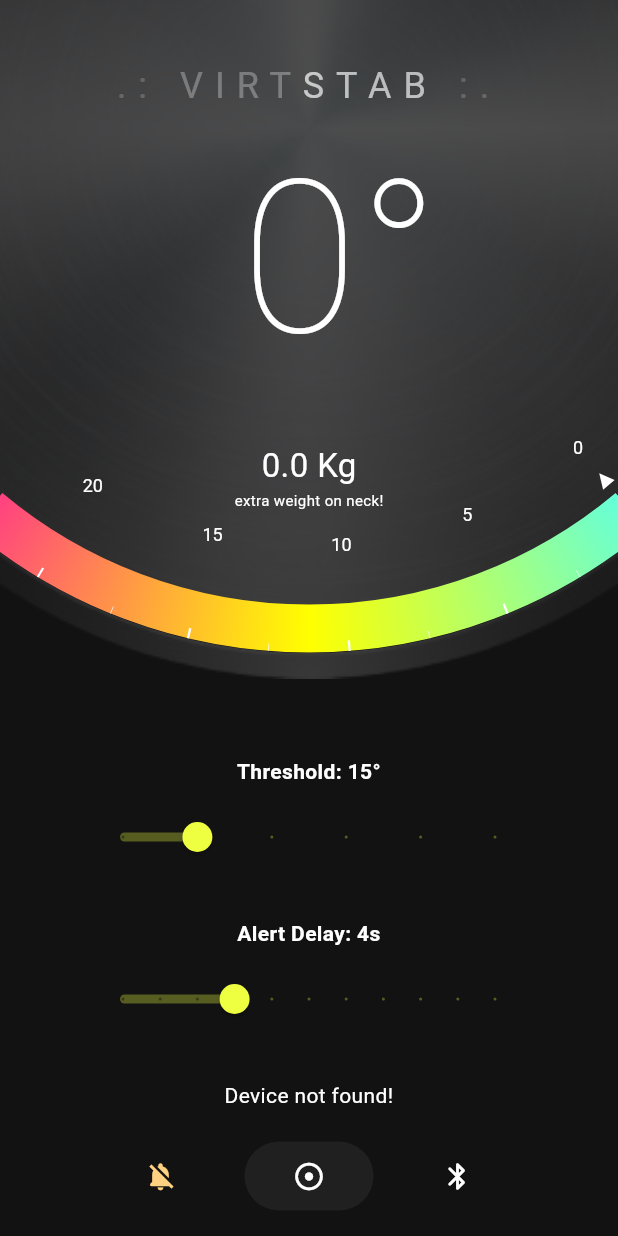
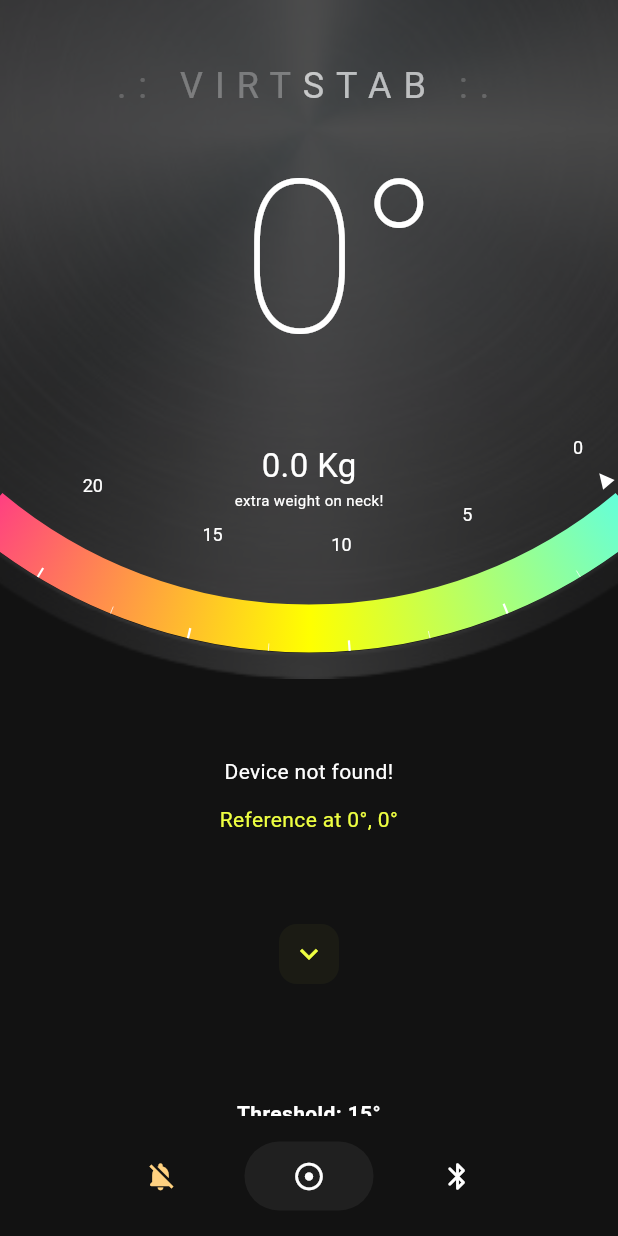
Before and after one commit to hayyaun/stabify, a Flutter app: the screen it shows after launch, after a tap on the "notifications" icon, on a phone screen of 412 x 824 dp. Run offline on Flutter 3.47's test engine with Material 3 defaults, Android fonts, the phone set to English and light mode, and no system bars; drawn by our look-alikes of syncfusion_flutter_gauges; our stand-ins replace audioplayers, flutter_bluetooth_serial, permission_handler.

Commit message:
scroll-down

```diff
--- a/lib/main.dart
+++ b/lib/main.dart
@@ -7,6 +7,7 @@ import 'package:flutter_bluetooth_serial/flutter_bluetooth_serial.dart';
 import 'package:semistab/blue.dart';
 import 'package:semistab/gauge.dart';
 import 'package:semistab/pulse.dart';
+import 'package:semistab/utils.dart';
 
 void main() {
   runApp(const MyApp());
@@ -53,6 +54,8 @@ class MyHomePage extends StatefulWidget {
 }
 
 class _MyHomePageState extends State<MyHomePage> {
+  final ScrollController _scrollController = ScrollController();
+  // config
   double threshold = defaultThreshold;
   int alertDelay = defaultAlertDelay;
   String _message = '';
@@ -83,6 +86,14 @@ class _MyHomePageState extends State<MyHomePage> {
   void dispose() async {
     await disconnectDevice();
     super.dispose();
+  }
+
+  void _scrollToBottom() {
+    _scrollController.animateTo(
+      _scrollController.position.maxScrollExtent,
+      duration: Duration(milliseconds: 300),
+      curve: Curves.easeOut,
+    );
   }
 
   //  Calibration
@@ -238,8 +249,10 @@ class _MyHomePageState extends State<MyHomePage> {
     }
   }
 
+  Color get onSurface => Theme.of(context).colorScheme.onSurface;
+  Color get primary => Theme.of(context).colorScheme.primary;
+
   Widget buildTitle() {
-    final color = Theme.of(context).colorScheme.onSurface;
     return Text.rich(
       textAlign: TextAlign.center,
       TextSpan(
@@ -247,19 +260,23 @@ class _MyHomePageState extends State<MyHomePage> {
         children: [
           TextSpan(
             text: '.: ',
-            style: TextStyle(color: color.withAlpha(50)), // Semi-transparent
+            style: TextStyle(
+              color: onSurface.withAlpha(50),
+            ), // Semi-transparent
           ),
           TextSpan(
             text: 'VIRT',
-            style: TextStyle(color: color.withAlpha(80)), // Blue text
+            style: TextStyle(color: onSurface.withAlpha(80)), // Blue text
           ),
           TextSpan(
             text: 'STAB',
-            style: TextStyle(color: color.withAlpha(180)), // Blue text
+            style: TextStyle(color: onSurface.withAlpha(180)), // Blue text
           ),
           TextSpan(
             text: ' :.',
-            style: TextStyle(color: color.withAlpha(50)), // Semi-transparent
+            style: TextStyle(
+              color: onSurface.withAlpha(50),
+            ), // Semi-transparent
           ),
         ],
       ),
@@ -268,7 +285,6 @@ class _MyHomePageState extends State<MyHomePage> {
 
   @override
   Widget build(BuildContext context) {
-    final primary = Theme.of(context).colorScheme.primary;
     return Scaffold(
       bottomNavigationBar: BottomAppBar(
         child: Row(
@@ -311,6 +327,7 @@ class _MyHomePageState extends State<MyHomePage> {
       ),
       body: SizedBox(
         child: SingleChildScrollView(
+          controller: _scrollController,
           child: Padding(
             padding: EdgeInsets.all(16),
             child: Column(
@@ -328,7 +345,52 @@ class _MyHomePageState extends State<MyHomePage> {
                     threshold: threshold,
                   ),
                 ),
+
+                // Messages
                 const SizedBox(height: 20),
+                Text(
+                  _message.isEmpty ? 'Everything is fine!' : _message,
+                  textAlign: TextAlign.center,
+                ),
+                Text(
+                  _calibCountDown == 0
+                      ? 'Reference at ${_calib.pitch.round()}°, ${_calib.roll.round()}°'
+                      : 'Set Reference (${_calibCountDown}s)',
+                  textAlign: TextAlign.center,
+                  style: TextStyle(color: primary),
+                ),
+
+                // Scroll Down
+                const SizedBox(height: 32),
+                Container(
+                  width: 48,
+                  height: 48,
+                  alignment: Alignment.center,
+                  child: IconButton(
+                    onPressed: _scrollToBottom,
+                    padding: EdgeInsets.zero,
+                    style: ButtonStyle(
+                      shape: WidgetStatePropertyAll(
+                        RoundedRectangleBorder(
+                          borderRadius: BorderRadius.circular(
+                            12,
+                          ), // Adjust radius here
+                        ),
+                      ),
+                      backgroundColor: WidgetStatePropertyAll(
+                        primary.withAlpha(10),
+                      ),
+                    ),
+                    icon: Transform.rotate(
+                      angle: -90.0.toRadian(),
+                      child: Icon(Icons.chevron_left),
+                    ),
+                    color: primary,
+                  ),
+                ),
+
+                // Sliders
+                const SizedBox(height: 48),
                 Padding(
                   padding: EdgeInsets.symmetric(horizontal: 12),
                   child: Text(
@@ -352,6 +414,7 @@ class _MyHomePageState extends State<MyHomePage> {
                     setState(() {});
                   },
                 ),
+
                 const SizedBox(height: 8),
                 Padding(
                   padding: EdgeInsets.symmetric(horizontal: 12),
@@ -376,18 +439,7 @@ class _MyHomePageState extends State<MyHomePage> {
                     setState(() {});
                   },
                 ),
-                const SizedBox(height: 8),
-                Text(
-                  _message.isEmpty ? 'Everything is fine!' : _message,
-                  textAlign: TextAlign.center,
-                ),
-                Text(
-                  _calibCountDown == 0
-                      ? 'Reference at ${_calib.pitch.round()}°, ${_calib.roll.round()}°'
-                      : 'Set Reference (${_calibCountDown}s)',
-                  textAlign: TextAlign.center,
-                  style: TextStyle(color: primary),
-                ),
+
                 const SizedBox(height: 20),
               ],
             ),
--- a/lib/utils.dart
+++ b/lib/utils.dart
@@ -4,8 +4,12 @@ import 'package:flutter/material.dart';
 
 const headWeightKg = 5;
 
+extension DoubleExtensions on double {
+  double toRadian() => this * (pi / 180.0);
+}
+
 double calcPressureOnNeck(double theta) =>
-    headWeightKg * (1 - cos(theta.abs() * pi / 180));
+    headWeightKg * (1 - cos(theta.abs().toRadian()));
 
 MaterialAccentColor? getColorByAngle(double angle, double threshold) {
   if (angle > threshold) return Colors.pinkAccent;
```
